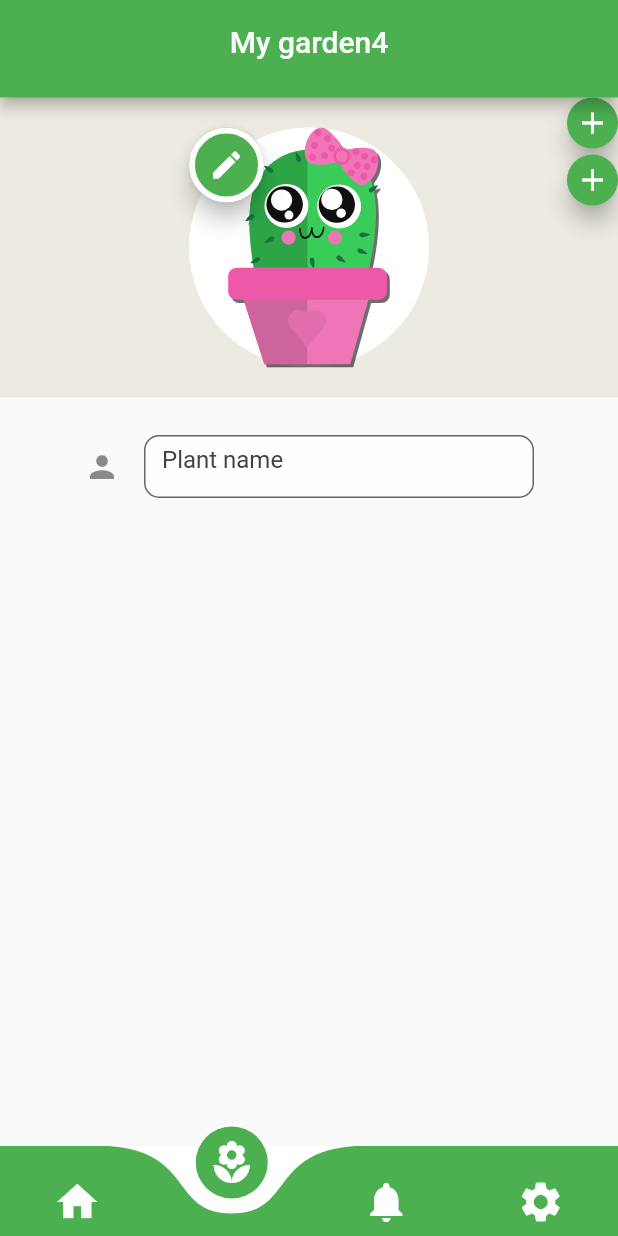
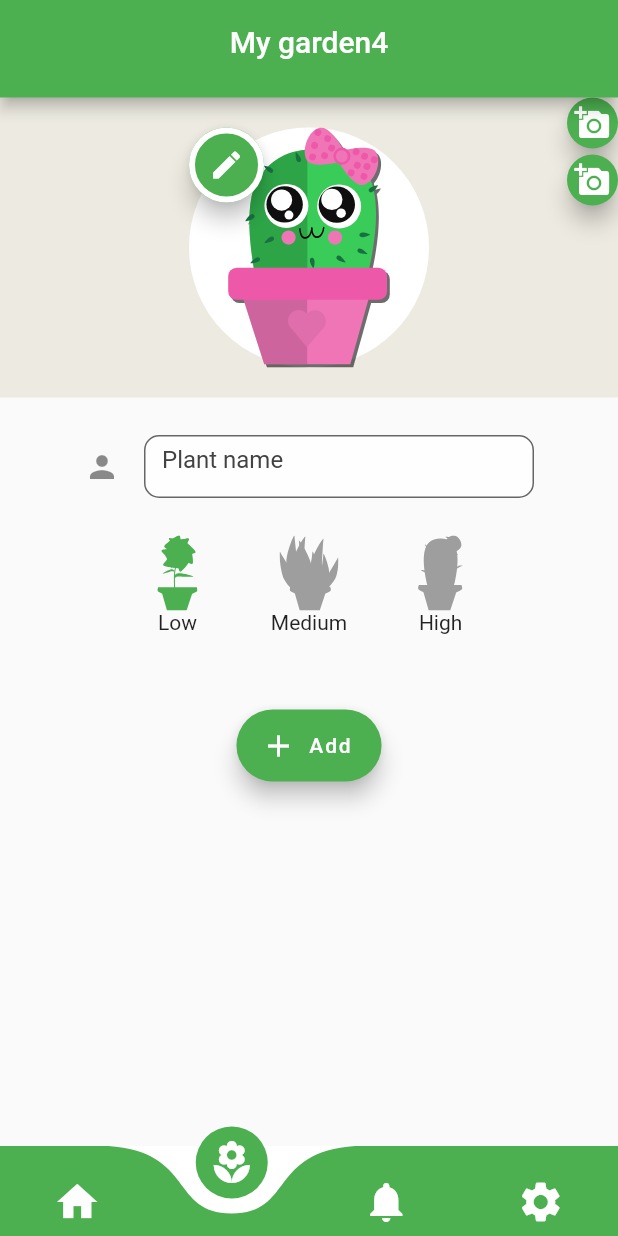
Before and after one commit to MrHup/my-garden, a Flutter app: the screen it shows after launch, item 2 of the bottom bar chosen, after a tap on the "add" icon, on a phone screen of 412 x 824 dp. Run offline on Flutter 3.47's test engine with Material 2 defaults, Android fonts, the phone set to English and light mode, and no system bars; drawn by our look-alikes of curved_navigation_bar; our stand-ins replace flutter_svg.

Commit message:
Changes to UI

```diff
--- a/lib/create_plant.dart
+++ b/lib/create_plant.dart
@@ -1,5 +1,62 @@
 import 'package:flutter/material.dart';
 import 'package:flutter_svg/flutter_svg.dart';
+
+import './Elements/radio_button.dart';
+import './Elements/item.dart';
+
+final String cactus = 'assets/cactus.svg';
+final String succulent = 'assets/succulent.svg';
+final String orchid = 'assets/orchid.svg';
+final double plant_size = 50;
+final Widget svg_cactus = SvgPicture.asset(cactus,
+    color: Colors.grey,
+    semanticsLabel: 'Low watering',
+    width: plant_size,
+    height: plant_size);
+final Widget svg_succulent = SvgPicture.asset(succulent,
+    color: Colors.grey,
+    semanticsLabel: 'Medium watering',
+    width: plant_size,
+    height: plant_size);
+final Widget svg_orchid = SvgPicture.asset(orchid,
+    color: Colors.green,
+    semanticsLabel: 'High watering',
+    width: plant_size,
+    height: plant_size);
+
+Widget coloana(Widget img, Text txt) {
+  Widget result = InkWell(
+      onTap: () {
+        print("test");
+      },
+      child: Column(
+        children: <Widget>[
+          img,
+          //button
+          //text
+          txt
+        ],
+      ));
+
+  return result;
+}
+
+Widget select_plant = Padding(
+  padding: EdgeInsets.symmetric(vertical: 25.0),
+  child: Container(
+    width: 300,
+    //color: Colors.lightBlueAccent,
+    child: Row(
+      mainAxisAlignment: MainAxisAlignment.spaceEvenly,
+      mainAxisSize: MainAxisSize.min,
+      children: <Widget>[
+        coloana(svg_orchid, Text("Low")),
+        coloana(svg_succulent, Text("Medium")),
+        coloana(svg_cactus, Text("High")),
+      ],
+    ),
+  ),
+);
 
 class CreatePlant extends StatelessWidget {
   final int index;
@@ -12,7 +69,7 @@ class CreatePlant extends StatelessWidget {
       child: FloatingActionButton(
         onPressed: () {},
         tooltip: 'Increment',
-        child: Icon(Icons.add),
+        child: Icon(Icons.add_a_photo),
       ));
 
   static String cuteCactus = 'assets/cactus_1.svg';
@@ -69,7 +126,9 @@ class CreatePlant extends StatelessWidget {
     ],
   );
 
-  Widget middlePart = Padding(padding: EdgeInsets.symmetric(vertical: 25.0) ,child:Row(
+  Widget middlePart = Padding(
+      padding: EdgeInsets.symmetric(vertical: 25.0),
+      child: Row(
         //crossAxisAlignment: CrossAxisAlignment.center,
         mainAxisAlignment: MainAxisAlignment.center,
         children: <Widget>[
@@ -94,12 +153,23 @@ class CreatePlant extends StatelessWidget {
                           hintText: "Plant name",
                           fillColor: Colors.white70),
                     ),
-              ))
+                  )),
+              select_plant,
             ],
           )
         ],
       ));
-  Widget bottomPart = Container();
+  Widget bottomPart = Container(
+      width: double.infinity,
+      child: Center(
+        child: FloatingActionButton.extended(
+            onPressed: () {
+              // Add your onPressed code here!
+            },
+            icon: Icon(Icons.add),
+            backgroundColor: Colors.green,
+            label: Text("Add")),
+      ));
 
   @override
   Widget build(BuildContext context) {
--- a/pubspec.yaml
+++ b/pubspec.yaml
@@ -47,7 +47,7 @@ flutter:
   #  - images/a_dot_burr.jpeg
   #  - images/a_dot_ham.jpeg
   assets:
-    - assets/cactus_1.svg
+    - assets/
 
   # An image asset can refer to one or more resolution-specific "variants", see
   # https://flutter.dev/assets-and-images/#resolution-aware.
```
Also changed, not shown: lib/Elements/radio_button.dart (added, +25 -0 lines). Lines whose indentation alone changed are shown as unchanged.
